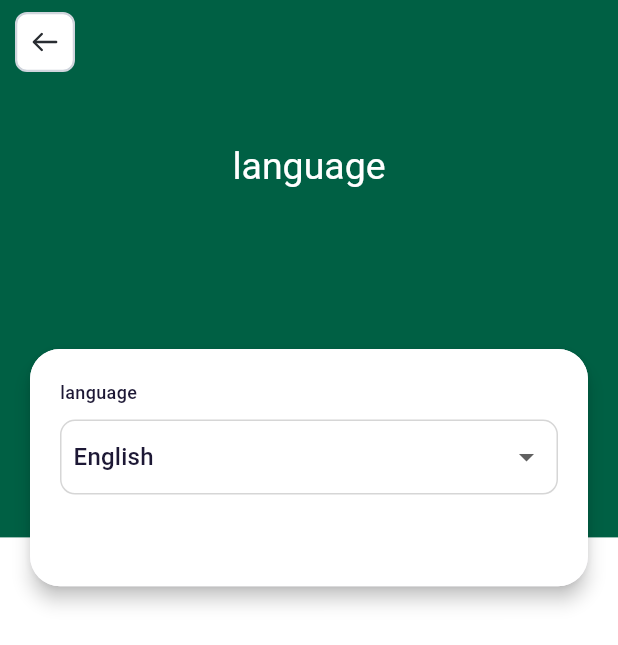
After one commit to Mahmoudshady20/hubspareparts, a Flutter app: the SettingsView screen opened by its route, on a phone screen of 412 x 824 dp. The commit adds this screen. Shown: the top 645 px of the screen. Run offline on Flutter 3.47's test engine with Material 3 defaults, Android fonts, the phone set to English and light mode, and no system bars; our stand-ins replace badges, cached_network_image, card_swiper, connectivity_plus, email_validator, expandable and 19 more; missing offline and left inert: flutter_facebook_auth, flutter_inappwebview, flutter_stripe, flutterzilla_fixed_grid, http_auth, timezone_to_country; accounts and stored records are empty; generated files the repository leaves out were written again; statements that could not run were skipped.

Commit message:
1- finish settings widget

```diff
--- a/lib/main.dart
+++ b/lib/main.dart
@@ -9,6 +9,7 @@ import 'package:safecart/services/location/city_dropdown_service.dart';
 import 'package:safecart/services/location/country_dropdown_service.dart';
 import 'package:safecart/services/location/state_dropdown_service.dart';
 import 'package:safecart/services/settings_services.dart';
+import 'package:safecart/views/settings_view.dart';
 import 'package:shared_preferences/shared_preferences.dart';
 
 import '../helpers/common_helper.dart';
@@ -302,6 +303,7 @@ class MyApp extends StatelessWidget {
             ProductByCategoryView.routeName: (context) =>
                 ProductByCategoryView(),
             ChangePasswordView.routeName: (context) => ChangePasswordView(),
+            SettingsView.routeName: (context) => SettingsView(),
           },
         );
       }),
--- a/lib/services/l10n/app_ar.arb
+++ b/lib/services/l10n/app_ar.arb
@@ -346,5 +346,8 @@
   "please_provide_payment_document": "يرجى تقديم وثيقة الدفع",
   "server_connection_slow": "الاتصال بالسيرفر يسرى. يرجى المحاولة مرة أخرى في وقت لاحق",
   "skip": "تخطي",
-  "unit": "وحدة"
+  "unit": "وحدة",
+  "language": "اللغة",
+  "arabic": "العربية",
+  "english": "الانجليزية"
 }
--- a/lib/services/l10n/app_en.arb
+++ b/lib/services/l10n/app_en.arb
@@ -346,5 +346,8 @@
   "please_provide_payment_document": "Please provide payment document",
   "server_connection_slow": "Server connection slow",
   "skip": "Skip",
-  "unit": "Unit"
+  "unit": "Unit",
+  "language": "language",
+  "arabic": "arabic",
+  "english": "English"
 }
--- a/lib/views/profile_view.dart
+++ b/lib/views/profile_view.dart
@@ -4,10 +4,10 @@ import 'dart:math';
 
 import 'package:flutter/material.dart';
 import 'package:flutter/services.dart';
+import 'package:flutter_gen/gen_l10n/app_localizations.dart';
 import 'package:flutter_svg/svg.dart';
 import 'package:provider/provider.dart';
-import 'package:safecart/services/country_state_service.dart';
-import 'package:flutter_gen/gen_l10n/app_localizations.dart';
+import 'package:safecart/views/settings_view.dart';
 
 import '../../services/auth_service/sign_in_service.dart';
 import '../../views/shipping_address_list_view.dart';
@@ -118,7 +118,8 @@ class ProfileView extends StatelessWidget {
                                       EmptySpaceHelper.emptyHight(10),
                                       profileItem(
                                         context,
-                                        AppLocalizations.of(context)!.shipping_address,
+                                        AppLocalizations.of(context)!
+                                            .shipping_address,
                                         'assets/icons/menu_shipping_address.svg',
                                         onTap: () {
                                           Navigator.of(context).pushNamed(
@@ -129,7 +130,8 @@ class ProfileView extends StatelessWidget {
                                       EmptySpaceHelper.emptyHight(10),
                                       profileItem(
                                         context,
-                                        AppLocalizations.of(context)!.support_Ticket,
+                                        AppLocalizations.of(context)!
+                                            .support_Ticket,
                                         'assets/icons/support_ticket.svg',
                                         onTap: () {
                                           Navigator.of(context).pushNamed(
@@ -139,7 +141,18 @@ class ProfileView extends StatelessWidget {
                                       EmptySpaceHelper.emptyHight(10),
                                       profileItem(
                                         context,
-                                        AppLocalizations.of(context)!.edit_profile,
+                                        AppLocalizations.of(context)!.language,
+                                        'assets/icons/language.svg',
+                                        onTap: () {
+                                          Navigator.of(context).pushNamed(
+                                              SettingsView.routeName);
+                                        },
+                                      ),
+                                      EmptySpaceHelper.emptyHight(10),
+                                      profileItem(
+                                        context,
+                                        AppLocalizations.of(context)!
+                                            .edit_profile,
                                         'assets/icons/edit_profile.svg',
                                         onTap: () {
                                           Navigator.of(context).pushNamed(
@@ -149,7 +162,8 @@ class ProfileView extends StatelessWidget {
                                       EmptySpaceHelper.emptyHight(10),
                                       profileItem(
                                         context,
-                                        AppLocalizations.of(context)!.change_Password,
+                                        AppLocalizations.of(context)!
+                                            .change_Password,
                                         'assets/icons/change_pass.svg',
                                         onTap: () {
                                           Navigator.of(context).pushNamed(
@@ -159,7 +173,8 @@ class ProfileView extends StatelessWidget {
                                       EmptySpaceHelper.emptyHight(10),
                                       profileItem(
                                         context,
-                                        AppLocalizations.of(context)!.delete_account,
+                                        AppLocalizations.of(context)!
+                                            .delete_account,
                                         'assets/icons/profile_delete.svg',
                                         onTap: () async {
                                           bool continueLogout = false;
@@ -284,7 +299,9 @@ class ProfileView extends StatelessWidget {
                                                         .symmetric(
                                                         horizontal: 30),
                                                     child: Text(
-                                                        AppLocalizations.of(context)!.you_ll_have_to_Sign_in_Sign_up_to_edit_or_see_your_profile_info,
+                                                        AppLocalizations.of(
+                                                                context)!
+                                                            .you_ll_have_to_Sign_in_Sign_up_to_edit_or_see_your_profile_info,
                                                         textAlign:
                                                             TextAlign.center,
                                                         style: const TextStyle(
@@ -292,8 +309,9 @@ class ProfileView extends StatelessWidget {
                                                         ))),
                                                 const SizedBox(height: 20),
                                                 CustomCommonButton(
-                                                    btText:
-                                                    AppLocalizations.of(context)!.sign_in_Sign_up,
+                                                    btText: AppLocalizations.of(
+                                                            context)!
+                                                        .sign_in_Sign_up,
                                                     isLoading: false,
                                                     onPressed: () async {
                                                       Provider.of<SignInService>(
--- /dev/null
+++ b/lib/views/settings_view.dart
@@ -0,0 +1,150 @@
+import 'package:flutter/material.dart';
+import 'package:flutter_gen/gen_l10n/app_localizations.dart';
+import 'package:provider/provider.dart';
+import 'package:safecart/helpers/settings_helper.dart';
+import 'package:safecart/services/ticket_list_service.dart';
+import 'package:safecart/widgets/language_component.dart';
+
+import '../helpers/common_helper.dart';
+import '../utils/responsive.dart';
+import '../widgets/common/boxed_back_button.dart';
+
+class SettingsView extends StatefulWidget {
+  static const routeName = 'setting_view';
+  const SettingsView({super.key});
+
+  @override
+  State<SettingsView> createState() => _SettingsViewState();
+}
+
+class _SettingsViewState extends State<SettingsView> {
+  final ScrollController controller = ScrollController();
+  late String? languageDropValue;
+
+  @override
+  Widget build(BuildContext context) {
+    controller.addListener((() => scrollListener(context)));
+    screenSizeAndPlatform(context);
+    double cardWidth = screenWidth / 3.3;
+    double cardHeight = screenHeight / 4.9;
+    getSetting();
+    return Scaffold(
+      body: Stack(
+        children: [
+          Container(
+            height: screenHeight / 2.3,
+            width: double.infinity,
+            color: cc.primaryColor,
+            alignment: Alignment.topCenter,
+            child: const Center(),
+          ),
+          CustomScrollView(controller: controller, slivers: [
+            SliverAppBar(
+              elevation: 1,
+              leadingWidth: 60,
+              toolbarHeight: 60,
+              foregroundColor: cc.greyHint,
+              backgroundColor: Colors.transparent,
+              expandedHeight: screenHeight / 3.7,
+              pinned: true,
+              flexibleSpace: FlexibleSpaceBar(
+                background: Container(
+                  height: screenHeight / 3.7,
+                  width: double.infinity,
+                  // padding: EdgeInsets.only(top: screenHeight / 7),
+                  color: cc.primaryColor,
+                  alignment: Alignment.topCenter,
+                  child: Center(
+                    child: Text(
+                      AppLocalizations.of(context)!.language,
+                      style: Theme.of(context)
+                          .textTheme
+                          .titleLarge!
+                          .copyWith(color: cc.pureWhite, fontSize: 25),
+                    ),
+                  ),
+                ),
+              ),
+              leading: Padding(
+                padding: const EdgeInsets.symmetric(),
+                child: Column(
+                  children: [
+                    BoxedBackButton(() {
+                      Navigator.of(context).pop();
+                    }),
+                  ],
+                ),
+              ),
+            ),
+            SliverToBoxAdapter(
+              child: Card(
+                elevation: 5,
+                margin:
+                    const EdgeInsets.symmetric(horizontal: 20, vertical: 10),
+                shape: RoundedRectangleBorder(
+                  borderRadius: BorderRadius.circular(20),
+                ),
+                child: Container(
+                  padding:
+                      const EdgeInsets.symmetric(horizontal: 20, vertical: 20),
+                  // constraints:
+                  //     BoxConstraints(minHeight: screenHeight / 2.5),
+                  decoration: BoxDecoration(
+                    borderRadius: BorderRadius.circular(20),
+                    color: Colors.white,
+                  ),
+                  child: LanguageComponent(
+                    languageDropValue: languageDropValue,
+                    onChanged: (value) {
+                      setState(
+                        () {
+                          languageDropValue = value!;
+                        },
+                      );
+                    },
+                  ),
+                ),
+              ),
+            )
+          ]),
+        ],
+      ),
+    );
+  }
+
+/*
+LanguageComponent(
+                languageDropValue: languageDropValue,
+                onChanged: (value) {
+                  setState(
+                    () {
+                      languageDropValue = value!;
+                    },
+                  );
+                },
+              )
+ */
+  scrollListener(BuildContext context) async {
+    final tProvider = Provider.of<TicketListService>(context, listen: false);
+    if (controller.offset >= controller.position.maxScrollExtent &&
+        !controller.position.outOfRange) {
+      if (tProvider.nextPage == null) {
+        showToast(
+            AppLocalizations.of(context)!.no_more_ticket_found, cc.blackColor);
+        return;
+      }
+      if (tProvider.nextPage != null && !tProvider.isLoadingNextPage) {
+        await tProvider.fetchNextPageTickets(context);
+        return;
+      }
+    }
+  }
+
+  void getSetting() {
+    if (SharedPrefs.getLan() == 'ar') {
+      languageDropValue = 'arabic';
+    } else {
+      languageDropValue = 'english';
+    }
+  }
+}
--- /dev/null
+++ b/lib/widgets/language_component.dart
@@ -0,0 +1,77 @@
+import 'package:flutter/material.dart';
+import 'package:flutter_gen/gen_l10n/app_localizations.dart';
+import 'package:provider/provider.dart';
+import 'package:safecart/helpers/empty_space_helper.dart';
+import 'package:safecart/services/settings_services.dart';
+
+class LanguageComponent extends StatelessWidget {
+  const LanguageComponent({
+    super.key,
+    required this.languageDropValue,
+    required this.onChanged,
+  });
+  final String? languageDropValue;
+  final void Function(String?)? onChanged;
+  @override
+  Widget build(BuildContext context) {
+    SettingsProvider settingsProvider = Provider.of<SettingsProvider>(context);
+    return Column(
+      crossAxisAlignment: CrossAxisAlignment.start,
+      mainAxisAlignment: MainAxisAlignment.spaceAround,
+      children: [
+        Text(
+          AppLocalizations.of(context)!.language,
+          style: TextStyle(fontWeight: FontWeight.w500),
+        ),
+        EmptySpaceHelper.emptyHight(10),
+        Container(
+          width: double.infinity,
+          decoration: BoxDecoration(
+            color: Colors.white,
+            border: Border.all(color: const Color(0xFFD6D6D6)),
+            borderRadius: BorderRadius.circular(10),
+          ),
+          child: StatefulBuilder(
+            builder: (context, setState) => DropdownButton(
+              isExpanded: true,
+              dropdownColor: Colors.white,
+              underline: Container(
+                color: Colors.transparent,
+              ),
+              padding: const EdgeInsets.only(right: 8, left: 8),
+              items: [
+                DropdownMenuItem(
+                  onTap: () {
+                    settingsProvider.enableArabic();
+                  },
+                  value: 'arabic',
+                  child: Text(
+                    AppLocalizations.of(context)!.arabic,
+                    style: const TextStyle(
+                      fontSize: 16,
+                    ),
+                  ),
+                ),
+                DropdownMenuItem(
+                  onTap: () {
+                    settingsProvider.enableEnglish();
+                  },
+                  value: 'english',
+                  child: Text(AppLocalizations.of(context)!.english,
+                      style: const TextStyle(
+                        fontSize: 16,
+                      )),
+                ),
+              ],
+              value: languageDropValue,
+              onChanged: onChanged,
+            ),
+          ),
+        ),
+        SizedBox(
+          height: MediaQuery.of(context).size.height * .05,
+        )
+      ],
+    );
+  }
+}
```
Also changed, not shown: assets/icons/language.svg (added).
